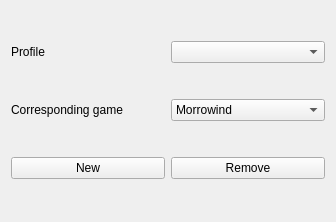
Guekka/cathedral-assets-optimizer, file src/gui/ProfilesManagerWindow.ui: the form before one commit.
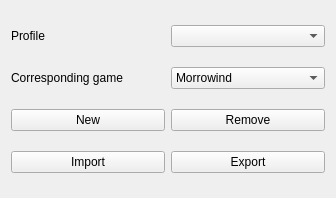
The form after the commit.

Commit message: feat: import/export profiles (wip)

Diff of the .ui file:
```diff
--- a/src/gui/ProfilesManagerWindow.ui
+++ b/src/gui/ProfilesManagerWindow.ui
@@ -7,7 +7,7 @@
     <x>0</x>
     <y>0</y>
     <width>336</width>
-    <height>222</height>
+    <height>198</height>
    </rect>
   </property>
   <property name="windowTitle">
@@ -84,6 +84,20 @@
      </property>
     </widget>
    </item>
+   <item row="3" column="0">
+    <widget class="QPushButton" name="newPushButton_2">
+     <property name="text">
+      <string>Import</string>
+     </property>
+    </widget>
+   </item>
+   <item row="3" column="1">
+    <widget class="QPushButton" name="newPushButton_3">
+     <property name="text">
+      <string>Export</string>
+     </property>
+    </widget>
+   </item>
   </layout>
  </widget>
  <resources/>
```
The commit also changes 1 other file.
